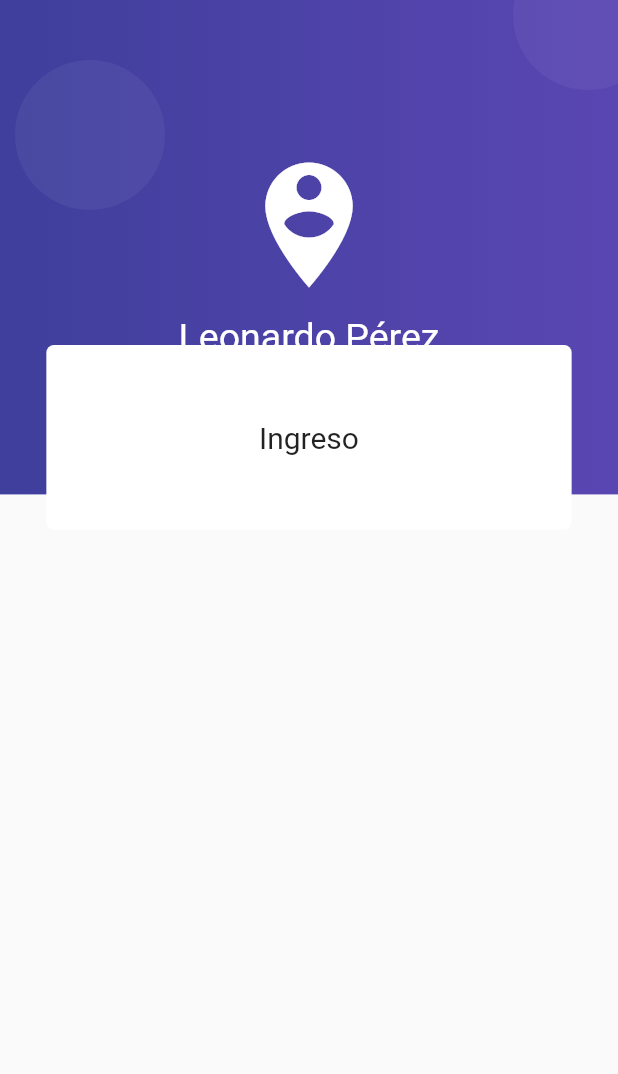
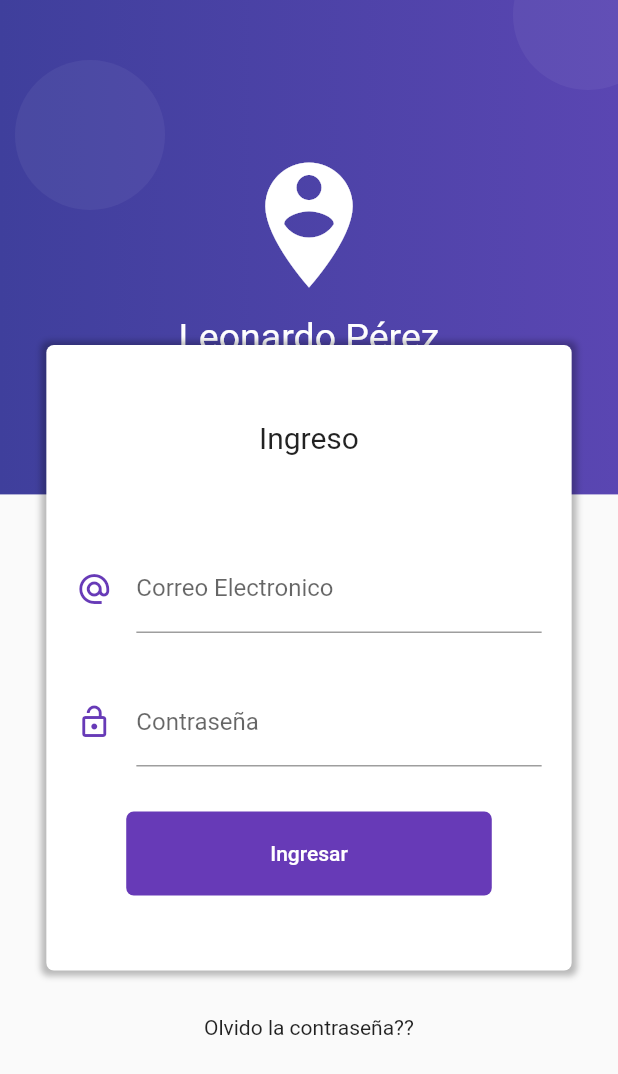
Before and after one commit to leoperez0782/formvalidation, a Flutter app: the screen it shows after launch, on a phone screen of 412 x 824 dp. Shown: the top 1074 px of the screen. Run offline on Flutter 3.47's test engine with Material 2 defaults, Android fonts, the phone set to English and light mode, and no system bars.

Commit message:
finalizada pantalla login

```diff
--- a/lib/src/pages/login_page.dart
+++ b/lib/src/pages/login_page.dart
@@ -80,18 +80,91 @@ class LoginPage extends StatelessWidget {
             margin: EdgeInsets.symmetric(vertical: 30.0),
             padding: EdgeInsets.symmetric(vertical: 50.0),
             decoration: BoxDecoration(
-                color: Colors.white, borderRadius: BorderRadius.circular(5.0)),
+                color: Colors.white,
+                borderRadius: BorderRadius.circular(5.0),
+                boxShadow: [
+                  BoxShadow(
+                      color: Colors.black26,
+                      blurRadius: 3.0,
+                      offset: Offset(0.0, 0.5),
+                      spreadRadius: 3.0)
+                ]),
             child: Column(
               children: [
                 Text(
                   'Ingreso',
                   style: TextStyle(fontSize: 20.0),
-                )
+                ),
+                SizedBox(
+                  height: 60.0,
+                ),
+                _crearEmail(),
+                SizedBox(
+                  height: 30.0,
+                ),
+                _crearPassword(),
+                SizedBox(
+                  height: 30.0,
+                ),
+                _crearBoton()
               ],
             ),
+          ),
+          Text('Olvido la contraseña??'),
+          SizedBox(
+            height: 60.0,
           )
         ],
       ),
     );
   }
+
+  Widget _crearEmail() {
+    return Container(
+      padding: EdgeInsets.symmetric(horizontal: 20.0),
+      child: TextField(
+        keyboardType: TextInputType.emailAddress,
+        decoration: InputDecoration(
+          icon: Icon(
+            Icons.alternate_email,
+            color: Colors.deepPurple,
+          ),
+          hintText: 'ejemplo@correo.com',
+          labelText: 'Correo Electronico',
+        ),
+      ),
+    );
+  }
+
+  Widget _crearPassword() {
+    return Container(
+      padding: EdgeInsets.symmetric(horizontal: 20.0),
+      child: TextField(
+        obscureText: true,
+        decoration: InputDecoration(
+          icon: Icon(
+            Icons.lock_open_outlined,
+            color: Colors.deepPurple,
+          ),
+          labelText: 'Contraseña',
+        ),
+      ),
+    );
+  }
+
+  Widget _crearBoton() {
+    return RaisedButton(
+      child: Container(
+        padding: EdgeInsets.symmetric(horizontal: 80.0, vertical: 20.0),
+        child: Text('Ingresar'),
+      ),
+      onPressed: () {},
+      shape: RoundedRectangleBorder(
+        borderRadius: BorderRadius.circular(5.0),
+      ),
+      elevation: 0.0,
+      color: Colors.deepPurple,
+      textColor: Colors.white,
+    );
+  }
 }
```
